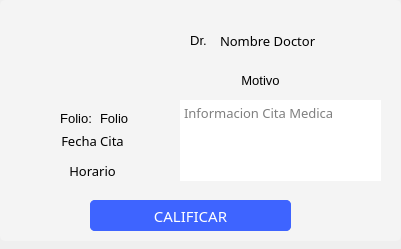
This is hospital-Core/Widgets/Paciente/paciente_tarjeta_cita.ui in MrDanielG/Hospital-SCRUM as Qt 5 draws it before an edit. The edited form follows.
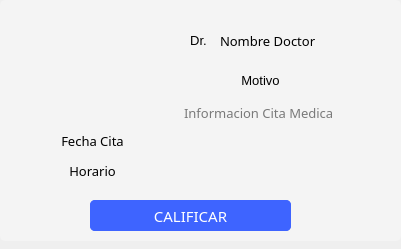
This is the edited form. Icons and pictures are not drawn.

```diff
--- a/hospital-Core/Widgets/Paciente/paciente_tarjeta_cita.ui
+++ b/hospital-Core/Widgets/Paciente/paciente_tarjeta_cita.ui
@@ -123,8 +123,7 @@
     </font>
    </property>
    <property name="styleSheet">
-    <string notr="true">background-color: none;
-background: none;
+    <string notr="true">background: #f4f4f4;
 border: none;</string>
    </property>
    <property name="readOnly">
@@ -190,68 +189,6 @@
     <set>Qt::AlignCenter</set>
    </property>
   </widget>
-  <widget class="QLabel" name="label_folio">
-   <property name="geometry">
-    <rect>
-     <x>100</x>
-     <y>110</y>
-     <width>61</width>
-     <height>16</height>
-    </rect>
-   </property>
-   <property name="sizePolicy">
-    <sizepolicy hsizetype="Fixed" vsizetype="Fixed">
-     <horstretch>0</horstretch>
-     <verstretch>0</verstretch>
-    </sizepolicy>
-   </property>
-   <property name="font">
-    <font>
-     <family>MS Shell Dlg 2</family>
-     <pointsize>10</pointsize>
-    </font>
-   </property>
-   <property name="styleSheet">
-    <string notr="true">background: #f4f4f4;</string>
-   </property>
-   <property name="text">
-    <string>Folio</string>
-   </property>
-   <property name="alignment">
-    <set>Qt::AlignLeading|Qt::AlignLeft|Qt::AlignVCenter</set>
-   </property>
-  </widget>
-  <widget class="QLabel" name="label_4">
-   <property name="geometry">
-    <rect>
-     <x>60</x>
-     <y>110</y>
-     <width>32</width>
-     <height>16</height>
-    </rect>
-   </property>
-   <property name="sizePolicy">
-    <sizepolicy hsizetype="Fixed" vsizetype="Fixed">
-     <horstretch>0</horstretch>
-     <verstretch>0</verstretch>
-    </sizepolicy>
-   </property>
-   <property name="font">
-    <font>
-     <family>MS Shell Dlg 2</family>
-     <pointsize>10</pointsize>
-    </font>
-   </property>
-   <property name="styleSheet">
-    <string notr="true">background: #f4f4f4;</string>
-   </property>
-   <property name="text">
-    <string>Folio:</string>
-   </property>
-   <property name="alignment">
-    <set>Qt::AlignCenter</set>
-   </property>
-  </widget>
   <widget class="QLabel" name="lbl_motivo">
    <property name="geometry">
     <rect>
@@ -394,6 +331,68 @@
     <string>CALIFICAR</string>
    </property>
   </widget>
+  <widget class="QWidget" name="">
+   <property name="geometry">
+    <rect>
+     <x>41</x>
+     <y>110</y>
+     <width>98</width>
+     <height>22</height>
+    </rect>
+   </property>
+   <layout class="QHBoxLayout" name="horizontalLayout">
+    <item>
+     <widget class="QLabel" name="label_4">
+      <property name="sizePolicy">
+       <sizepolicy hsizetype="Fixed" vsizetype="Fixed">
+        <horstretch>0</horstretch>
+        <verstretch>0</verstretch>
+       </sizepolicy>
+      </property>
+      <property name="font">
+       <font>
+        <family>Montserrat</family>
+        <pointsize>10</pointsize>
+       </font>
+      </property>
+      <property name="styleSheet">
+       <string notr="true">background: #f4f4f4;</string>
+      </property>
+      <property name="text">
+       <string>Folio:</string>
+      </property>
+      <property name="alignment">
+       <set>Qt::AlignCenter</set>
+      </property>
+     </widget>
+    </item>
+    <item>
+     <widget class="QLabel" name="label_folio">
+      <property name="sizePolicy">
+       <sizepolicy hsizetype="Fixed" vsizetype="Fixed">
+        <horstretch>0</horstretch>
+        <verstretch>0</verstretch>
+       </sizepolicy>
+      </property>
+      <property name="font">
+       <font>
+        <family>Montserrat</family>
+        <pointsize>10</pointsize>
+       </font>
+      </property>
+      <property name="styleSheet">
+       <string notr="true">background: #f4f4f4;</string>
+      </property>
+      <property name="text">
+       <string>Folio</string>
+      </property>
+      <property name="alignment">
+       <set>Qt::AlignLeading|Qt::AlignLeft|Qt::AlignVCenter</set>
+      </property>
+     </widget>
+    </item>
+   </layout>
+  </widget>
   <zorder>label</zorder>
   <zorder>label_2</zorder>
   <zorder>info_cita</zorder>
```
